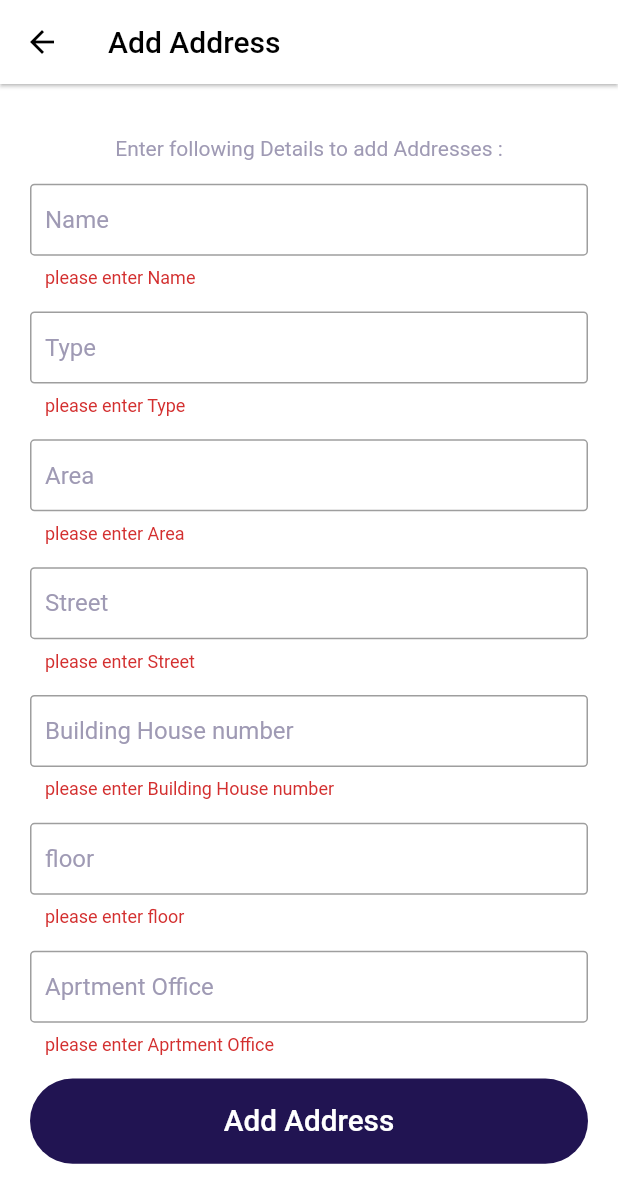
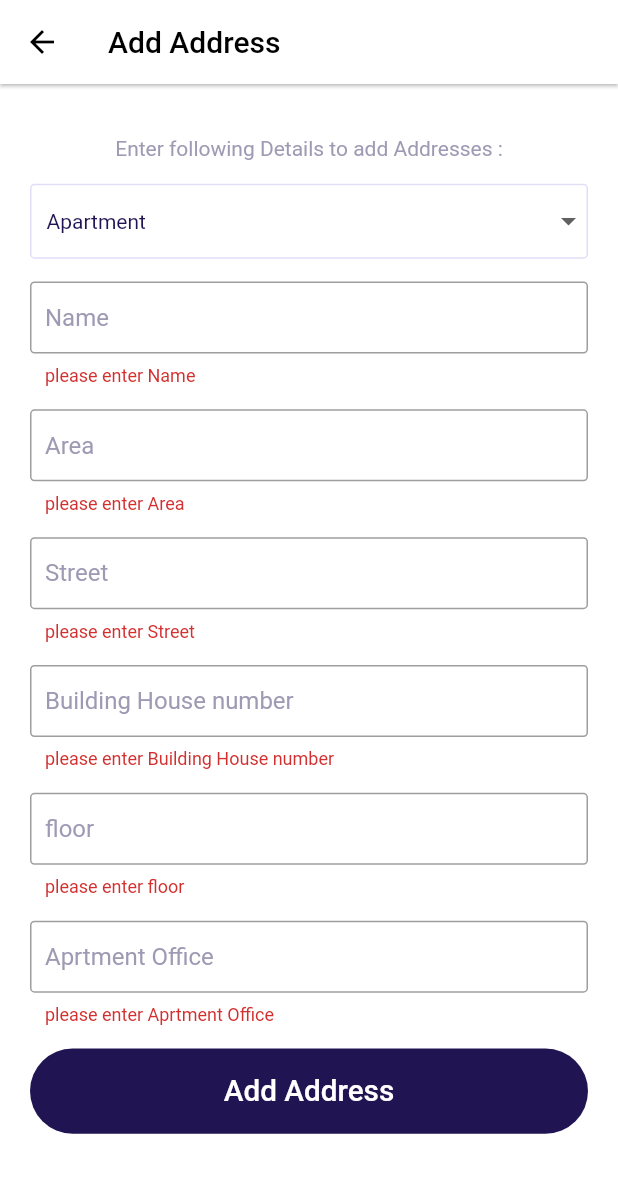
Before and after one commit to AKSHAT564564/feex_repo_main, a Flutter app: the UserAddAddress screen opened directly, after a tap on "Add Address", on a phone screen of 412 x 824 dp. Shown: the top 1203 px of the screen. Run offline on Flutter 3.47's test engine with Material 2 defaults, Android fonts, the phone set to English and light mode, and no system bars; drawn by our look-alikes of modal_progress_hud_nsn; our stand-ins replace flutter_svg, font_awesome_flutter, image_picker, modal_bottom_sheet, rflutter_alert, shared_preferences; missing offline and left inert: image_picker_for_web, shared_preferences_web; accounts and stored records are empty.

Commit message:
21-01-2022 15:19
error handling for user add address

```diff
--- a/lib/profile/user_add_address.dart
+++ b/lib/profile/user_add_address.dart
@@ -39,6 +39,18 @@ class _UserAddAddressState extends State<UserAddAddress> {
     'apartment_office': ''
   };
 
+  // store json response of every feild
+  // acoridng to key value pair
+  Map<String, dynamic> _errorHandling = {
+    'name': '',
+    'type': '',
+    'area': '',
+    'street': '',
+    'building_house': '',
+    'floor': '',
+    'apartment_office': ''
+  };
+
   credentialsFeild(TextEditingController controller, hintText, errorText,
       obscureText, feildIcon, feildName) {
     return TextFormField(
@@ -51,10 +63,15 @@ class _UserAddAddressState extends State<UserAddAddress> {
       },
       onChanged: (value) {
         addressData[feildName] = controller.text;
+        setState(() {
+          _errorHandling[feildName] = '';
+        });
       },
       decoration: InputDecoration(
         contentPadding: const EdgeInsets.all(10),
-        errorText: errorText ? 'Check $hintText' : null,
+        errorText: _errorHandling[feildName] == ''
+            ? null
+            : _errorHandling[feildName].toString(),
         focusColor: Colors.grey,
         hintText: hintText,
         suffixIcon: feildIcon,
@@ -88,6 +105,8 @@ class _UserAddAddressState extends State<UserAddAddress> {
       ),
     );
   }
+
+  String addressType = 'Apartment';
 
   @override
   Widget build(BuildContext context) {
@@ -125,13 +144,44 @@ class _UserAddAddressState extends State<UserAddAddress> {
                   SizedBox(
                     height: getProportionateScreenHeight(15),
                   ),
-                  credentialsFeild(
-                      _nameController, 'Name', false, false, null, 'name'),
+                  //dropdown for selecting item type
+                  Container(
+                    padding: EdgeInsets.only(left: 10),
+                    width: SizeConfig.screenWidth,
+                    decoration: BoxDecoration(
+                        borderRadius: BorderRadius.circular(3),
+                        border:
+                            Border.all(color: Color(0xffE3DEF8), width: 1.0)),
+                    child: DropdownButton<String>(
+                      value: addressType,
+                      icon: null,
+                      elevation: 0,
+                      isExpanded: true,
+                      style: const TextStyle(color: kPrimaryColor),
+                      underline: Container(
+                        height: 0,
+                        color: Colors.deepPurpleAccent,
+                      ),
+                      onChanged: (String? newValue) {
+                        setState(() {
+                          addressType = newValue!;
+                          _typeController.text = addressType.toLowerCase();
+                        });
+                      },
+                      items: <String>['Apartment', 'House', 'Office']
+                          .map<DropdownMenuItem<String>>((String value) {
+                        return DropdownMenuItem<String>(
+                          value: value,
+                          child: Text(value),
+                        );
+                      }).toList(),
+                    ),
+                  ),
                   SizedBox(
                     height: getProportionateScreenHeight(15),
                   ),
                   credentialsFeild(
-                      _typeController, 'Type', false, false, null, 'type'),
+                      _nameController, 'Name', false, false, null, 'name'),
                   SizedBox(
                     height: getProportionateScreenHeight(15),
                   ),
@@ -184,12 +234,26 @@ class _UserAddAddressState extends State<UserAddAddress> {
                         await CustomerAddressProvider()
                             .addAddress(addressData)
                             .then((v) {
-                          if (v == 'success') {
+                          //we are getting a Map as a response to the fucntion call
+                          //if sucess a statusCode feild is added with value 200 is added
+                          //if failure or wrong feilds statusCode is made 400 and error response is added
+                          // to 'response' feild in the return value i.e. 'v'
+                          if (v['statusCode'] == 200) {
                             Navigator.pop(context);
+                          } else if (v['statusCode'] == 500) {
+                            setState(() {
+                              _isLoading = false;
+                            });
                           } else {
                             setState(() {
                               _isLoading = false;
                             });
+                            Map<String, dynamic> errors = v['response'];
+                            for (var item in errors.keys) {
+                              setState(() {
+                                _errorHandling[item] = errors[item];
+                              });
+                            }
                           }
                         });
                       }
--- a/lib/providers/top_categories_provider.dart
+++ b/lib/providers/top_categories_provider.dart
@@ -1,4 +1,5 @@
-import 'package:feex/models/top_categories_datamodel.dart';
+
+import 'package:feex/screens/models/top_categories_datamodel.dart';
 import 'package:flutter/material.dart';
 import 'package:http/http.dart' as http;
 import 'dart:convert';
--- a/lib/screens/home_screen/top_categories_widget.dart
+++ b/lib/screens/home_screen/top_categories_widget.dart
@@ -108,7 +108,7 @@ class TopCategoriesWidget extends StatelessWidget {
                                         context,
                                         MaterialPageRoute(
                                             builder: (context) =>
-                                                const AllServices())),
+                                                AllServices())),
                                     child: const Padding(
                                       padding: EdgeInsets.all(8.0),
                                       child: Text(
```
Also changed, not shown: lib/profile/user_change_email.dart (+11 -7 lines), lib/profile/user_saved_address.dart (+13 -12 lines), lib/providers/customer_address_provider.dart (+10 -4 lines), 1 other file.
